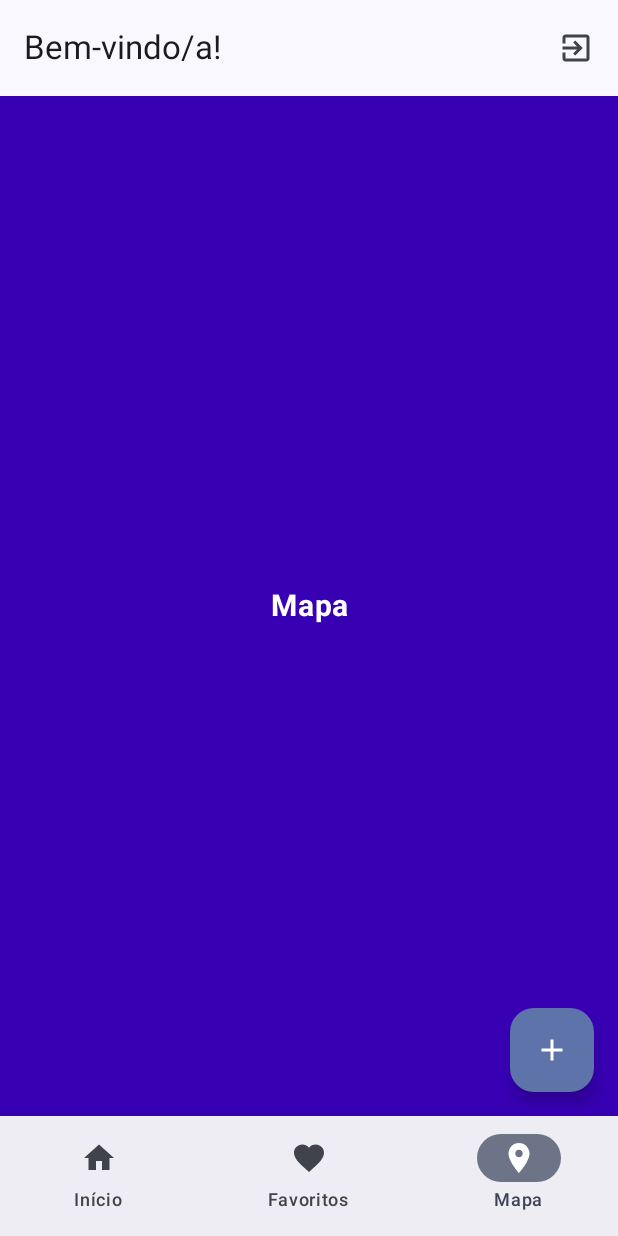
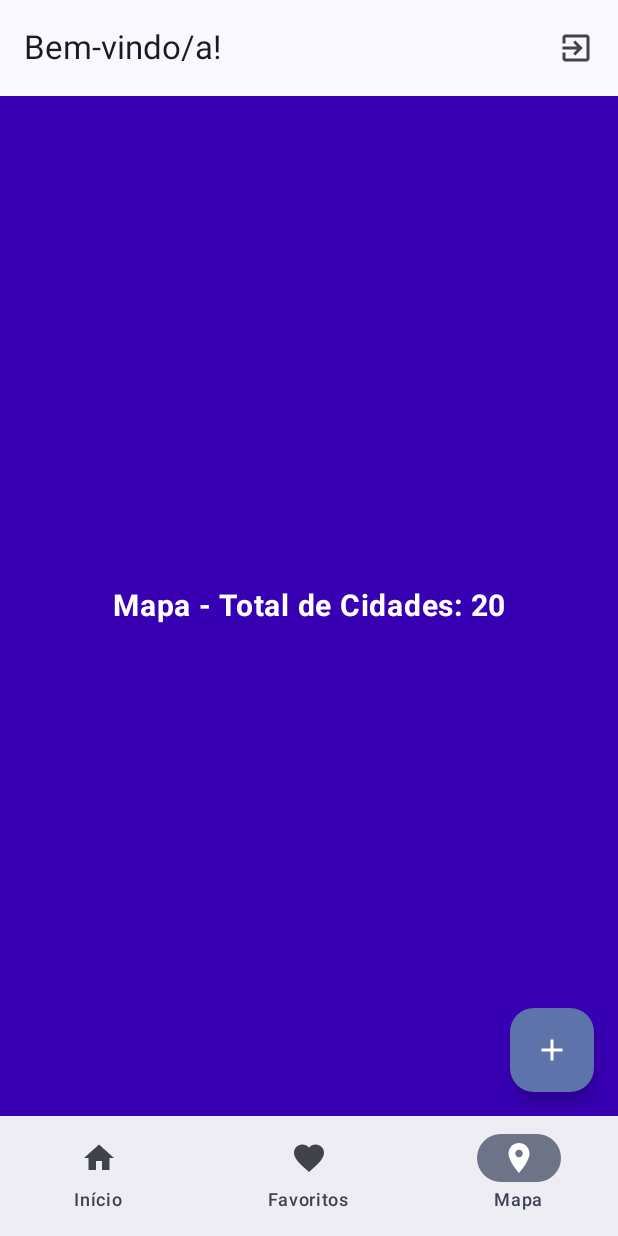
Before and after one commit to renatovanderlei/pdm_praticas, an Android app built with Jetpack Compose: the MainActivity screen opened directly, with no data from a screen before it, item 3 of the bottom bar chosen, on a phone screen of 412 x 824 dp. Run offline under Robolectric (Android 15) with nearby library versions, the phone set to English and light mode, and no system bars.

Commit message:
Prática 03 – Parte 2

```diff
--- a/app/build.gradle.kts
+++ b/app/build.gradle.kts
@@ -59,4 +59,5 @@ dependencies {
     debugImplementation(libs.androidx.ui.test.manifest)
     implementation("androidx.navigation:navigation-compose:2.8.4")
     implementation("org.jetbrains.kotlinx:kotlinx-serialization-json:1.6.2")
+    implementation("androidx.lifecycle:lifecycle-viewmodel-compose:2.8.7")
 }
--- a/app/src/main/java/com/weatherapp/MainActivity.kt
+++ b/app/src/main/java/com/weatherapp/MainActivity.kt
@@ -3,25 +3,27 @@ package com.weatherapp
 import android.os.Bundle
 import androidx.activity.ComponentActivity
 import androidx.activity.compose.setContent
+import androidx.activity.viewModels
 import androidx.compose.foundation.layout.Box
 import androidx.compose.foundation.layout.padding
 import androidx.compose.material.icons.Icons
 import androidx.compose.material.icons.automirrored.filled.ExitToApp
 import androidx.compose.material.icons.filled.Add
 import androidx.compose.material3.*
-import androidx.compose.runtime.remember
 import androidx.compose.ui.Modifier
 import androidx.navigation.compose.rememberNavController
 import com.weatherapp.ui.nav.BottomNavBar
 import com.weatherapp.ui.nav.BottomNavItem
 import com.weatherapp.ui.nav.MainNavHost
 import com.weatherapp.ui.theme.WeatherAppTheme
+import com.weatherapp.model.MainViewModel
 
 class MainActivity : ComponentActivity() {
     @OptIn(ExperimentalMaterial3Api::class)
     override fun onCreate(savedInstanceState: Bundle?) {
         super.onCreate(savedInstanceState)
         setContent {
+            val viewModel: MainViewModel by viewModels()
             val navController = rememberNavController()
             WeatherAppTheme {
                 Scaffold(
@@ -29,10 +31,9 @@ class MainActivity : ComponentActivity() {
                         TopAppBar(
                             title = { Text("Bem-vindo/a!") },
                             actions = {
-                                IconButton( onClick = { finish() } ) {
+                                IconButton(onClick = { finish() }) {
                                     Icon(
-                                        imageVector =
-                                        Icons.AutoMirrored.Filled.ExitToApp,
+                                        imageVector = Icons.AutoMirrored.Filled.ExitToApp,
                                         contentDescription = "Localized description"
                                     )
                                 }
@@ -43,18 +44,18 @@ class MainActivity : ComponentActivity() {
                         val items = listOf(
                             BottomNavItem.HomeButton,
                             BottomNavItem.ListButton,
-                            BottomNavItem.MapButton,
+                            BottomNavItem.MapButton
                         )
                         BottomNavBar(navController = navController, items)
                     },
                     floatingActionButton = {
-                        FloatingActionButton(onClick = { }) {
+                        FloatingActionButton(onClick = { /* Sua ação aqui */ }) {
                             Icon(Icons.Default.Add, contentDescription = "Adicionar")
                         }
                     }
                 ) { innerPadding ->
                     Box(modifier = Modifier.padding(innerPadding)) {
-                        MainNavHost(navController = navController)
+                        MainNavHost(navController = navController, viewModel = viewModel)
                     }
                 }
             }
--- /dev/null
+++ b/app/src/main/java/com/weatherapp/model/MainViewModel.kt
@@ -0,0 +1,23 @@
+package com.weatherapp.model
+
+import androidx.compose.runtime.toMutableStateList
+import androidx.lifecycle.ViewModel
+import com.weatherapp.model.City
+
+class MainViewModel : ViewModel() {
+    private val _cities = getCities().toMutableStateList()
+    val cities
+        get() = _cities.toList()
+
+    fun remove(city: City) {
+        _cities.remove(city)
+    }
+
+    fun add(name: String) {
+        _cities.add(City(name = name))
+    }
+}
+
+private fun getCities() = List(20) { i ->
+    City(name = "Cidade $i", weather = "Carregando clima...")
+}
--- a/app/src/main/java/com/weatherapp/ui/HomePage.kt
+++ b/app/src/main/java/com/weatherapp/ui/HomePage.kt
@@ -13,17 +13,25 @@ import androidx.compose.ui.res.colorResource
 import androidx.compose.ui.text.font.FontWeight
 import androidx.compose.ui.text.style.TextAlign
 import androidx.compose.ui.unit.sp
+import androidx.lifecycle.viewmodel.compose.viewModel
 import com.weatherapp.R
+import com.weatherapp.model.MainViewModel
 
 @Composable
-fun HomePage() {
+fun HomePage(
+    viewModel: MainViewModel,
+    modifier: Modifier = Modifier
+) {
+    val cities = viewModel.cities
+
     Column(
-        modifier = Modifier.fillMaxSize()
+        modifier = modifier
+            .fillMaxSize()
             .background(colorResource(id = R.color.teal_700))
             .wrapContentSize(Alignment.Center)
     ) {
         Text(
-            text = "Home",
+            text = "Home - Total de Cidades: ${cities.size}",
             fontWeight = FontWeight.Bold,
             color = Color.White,
             modifier = Modifier.align(Alignment.CenterHorizontally),
--- a/app/src/main/java/com/weatherapp/ui/ListPage.kt
+++ b/app/src/main/java/com/weatherapp/ui/ListPage.kt
@@ -13,22 +13,22 @@ import androidx.compose.material3.Icon
 import androidx.compose.material3.IconButton
 import androidx.compose.material3.Text
 import androidx.compose.runtime.Composable
-import androidx.compose.runtime.remember
-import androidx.compose.runtime.toMutableStateList
 import androidx.compose.ui.Alignment
 import androidx.compose.ui.Modifier
-import androidx.compose.ui.graphics.Color
 import androidx.compose.ui.platform.LocalContext
-import androidx.compose.ui.res.colorResource
-import androidx.compose.ui.text.font.FontWeight
-import androidx.compose.ui.text.style.TextAlign
+import androidx.compose.ui.tooling.preview.Preview
 import androidx.compose.ui.unit.dp
 import androidx.compose.ui.unit.sp
-import com.weatherapp.R
+import androidx.lifecycle.viewmodel.compose.viewModel
+import com.weatherapp.model.City
+import com.weatherapp.model.MainViewModel
 
 @Composable
-fun ListPage(modifier: Modifier = Modifier) {
-    val cityList = remember { getCities().toMutableStateList() }
+fun ListPage(
+    viewModel: MainViewModel,
+    modifier: Modifier = Modifier
+) {
+    val cityList = viewModel.cities
     val context = LocalContext.current
 
     LazyColumn(
@@ -38,22 +38,13 @@ fun ListPage(modifier: Modifier = Modifier) {
     ) {
         items(cityList) { city ->
             CityItem(city = city, onClose = {
+                viewModel.remove(city)
                 Toast.makeText(context, "${city.name} fechado", Toast.LENGTH_SHORT).show()
             }, onClick = {
                 Toast.makeText(context, "Clicou em ${city.name}", Toast.LENGTH_SHORT).show()
             })
         }
     }
-}
-
-data class City(
-    val name: String,
-    val weather: String? = null,
-    val location: String? = null
-)
-
-private fun getCities() = List(20) { i ->
-    City(name = "Cidade $i", weather = "Carregando clima...")
 }
 
 @Composable
@@ -90,3 +81,9 @@ fun CityItem(
         }
     }
 }
+
+/*@Preview(showBackground = true)
+@Composable
+fun PreviewListPage() {
+    ListPage(viewModel = MainViewModel())
+}*/
--- a/app/src/main/java/com/weatherapp/ui/MapPage.kt
+++ b/app/src/main/java/com/weatherapp/ui/MapPage.kt
@@ -13,17 +13,25 @@ import androidx.compose.ui.res.colorResource
 import androidx.compose.ui.text.font.FontWeight
 import androidx.compose.ui.text.style.TextAlign
 import androidx.compose.ui.unit.sp
+import androidx.lifecycle.viewmodel.compose.viewModel
 import com.weatherapp.R
+import com.weatherapp.model.MainViewModel
 
 @Composable
-fun MapPage() {
+fun MapPage(
+    viewModel: MainViewModel,
+    modifier: Modifier = Modifier
+) {
+    val cities = viewModel.cities
+
     Column(
-        modifier = Modifier.fillMaxSize()
+        modifier = modifier
+            .fillMaxSize()
             .background(colorResource(id = R.color.purple_700))
             .wrapContentSize(Alignment.Center)
     ) {
         Text(
-            text = "Mapa",
+            text = "Mapa - Total de Cidades: ${cities.size}",
             fontWeight = FontWeight.Bold,
             color = Color.White,
             modifier = Modifier.align(Alignment.CenterHorizontally),
--- a/app/src/main/java/com/weatherapp/ui/nav/MainNavHost.kt
+++ b/app/src/main/java/com/weatherapp/ui/nav/MainNavHost.kt
@@ -7,12 +7,16 @@ import androidx.navigation.NavHostController
 import com.weatherapp.ui.HomePage
 import com.weatherapp.ui.ListPage
 import com.weatherapp.ui.MapPage
+import com.weatherapp.model.MainViewModel
 
 @Composable
-fun MainNavHost(navController: NavHostController) {
+fun MainNavHost(
+    navController: NavHostController,
+    viewModel: MainViewModel
+) {
     NavHost(navController = navController, startDestination = "home") {
-        composable("home") { HomePage() }
-        composable("list") { ListPage() }
-        composable("map") { MapPage() }
+        composable("home") { HomePage(viewModel = viewModel) }
+        composable("list") { ListPage(viewModel = viewModel) }
+        composable("map") { MapPage(viewModel = viewModel) }
     }
 }
```
Also changed, not shown: app/src/main/java/com/weatherapp/model/City.kt (added, +7 -0 lines).
